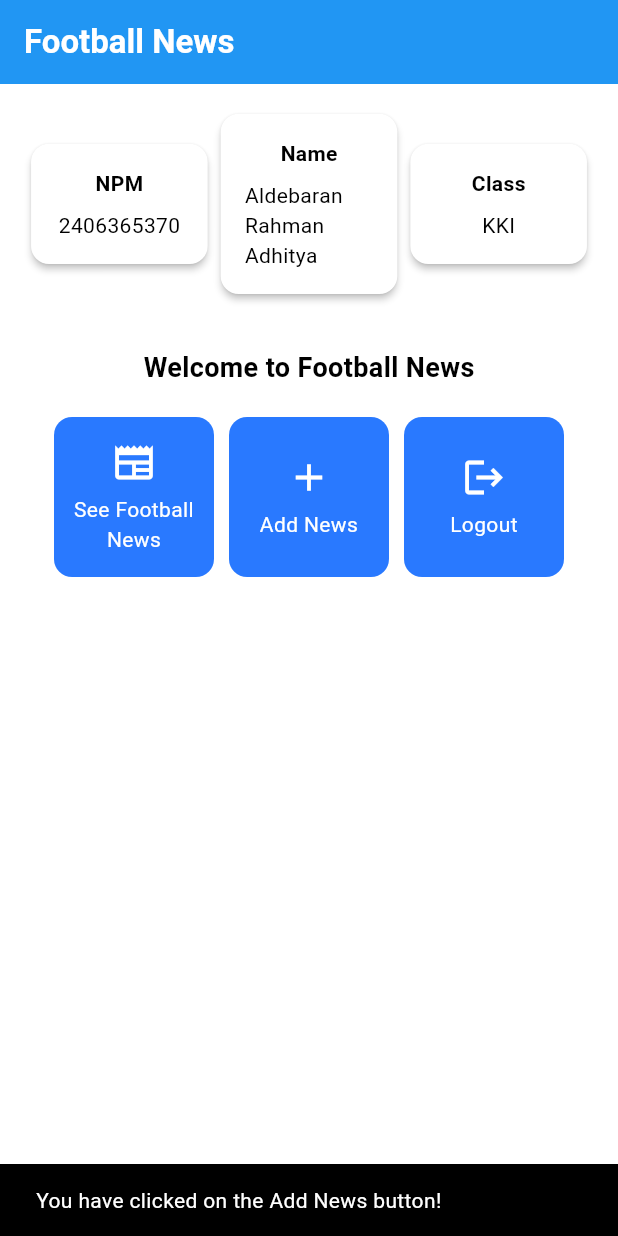
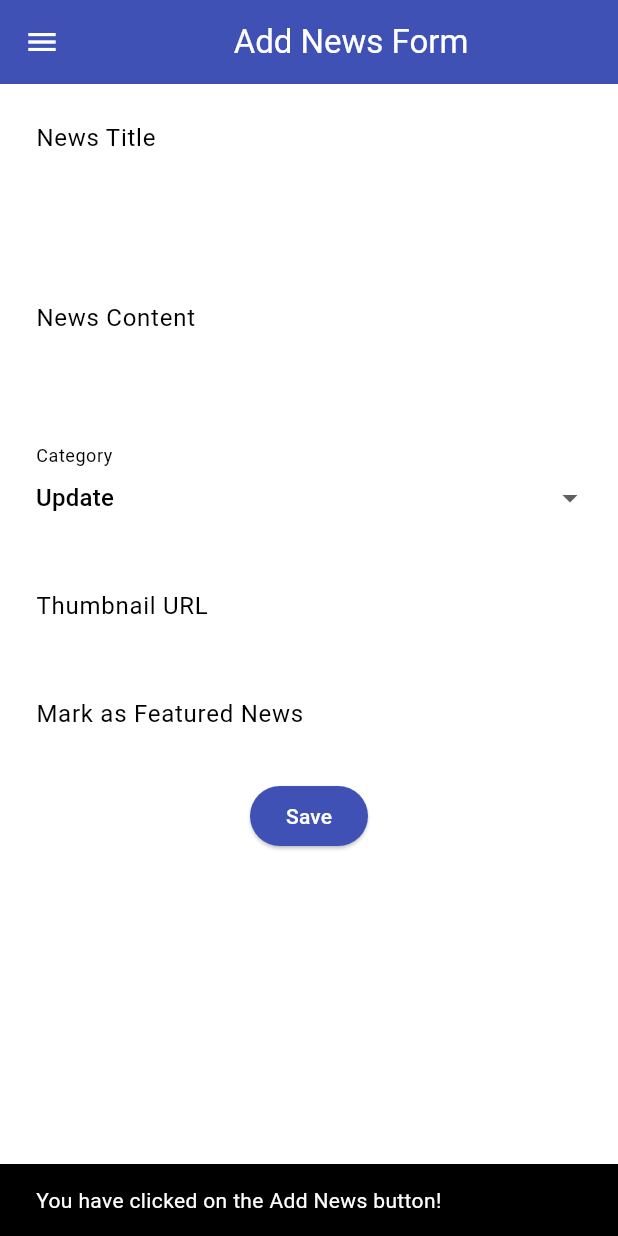
Before and after one commit to AldebaranHere/football-news-mobile, a Flutter app: the screen it shows after launch, after a tap on "Add News", on a phone screen of 412 x 824 dp. Run offline on Flutter 3.47's test engine with Material 3 defaults, Android fonts, the phone set to English and light mode, and no system bars.

Commit message:
Finished Tutorial 7

```diff
--- a/lib/main.dart
+++ b/lib/main.dart
@@ -1,5 +1,5 @@
 import 'package:flutter/material.dart';
-import 'package:football_news/menu.dart';
+import 'package:football_news/screens/menu.dart';
 
 void main() {
   runApp(const MyApp());
--- a/lib/menu.dart
+++ b/lib/screens/menu.dart
@@ -1,4 +1,7 @@
 import 'package:flutter/material.dart';
+import 'package:football_news/widgets/left_drawer.dart';
+import 'package:football_news/screens/newslist_form.dart';
+import 'package:football_news/widgets/news_card.dart';
 
 class MyHomePage extends StatelessWidget {
   MyHomePage({super.key});
@@ -28,6 +31,7 @@ class MyHomePage extends StatelessWidget {
         // Warna latar belakang AppBar diambil dari skema warna tema aplikasi.
         backgroundColor: Theme.of(context).colorScheme.primary,
       ),
+      drawer: LeftDrawer(),
       // Body halaman dengan padding di sekelilingnya.
       body: Padding(
         padding: const EdgeInsets.all(16.0),
@@ -130,57 +134,3 @@ class InfoCard extends StatelessWidget {
     );
   }
 }
-
-class ItemCard extends StatelessWidget {
-  // Displays card with icon and name
-
-  final ItemHomepage item;
-
-  const ItemCard(this.item, {super.key});
-
-  @override
-  Widget build(BuildContext context) {
-    return Material(
-      // Determine the background colour from the theme of the app
-      color: Theme.of(context).colorScheme.secondary,
-      // Make rounded corners
-      borderRadius: BorderRadius.circular(12),
-
-      child: InkWell(
-        // Action when card is clicked
-        onTap: () {
-          // Display SnackBar message when card is clicked
-          ScaffoldMessenger.of(context)
-            ..hideCurrentSnackBar()
-            ..showSnackBar(
-              SnackBar(content: Text("You have clicked on the ${item.name} button!"))
-            );
-        },
-        // Container to hold Icon and Text
-        child: Container(
-          padding: const EdgeInsets.all(8),
-          child: Center(
-            child: Column(
-              // Organise icon and text in the middle of the card
-              mainAxisAlignment: MainAxisAlignment.center,
-              children: [
-                Icon(
-                  item.icon,
-                  color: Colors.white,
-                  size: 30.0,
-                ),
-                const Padding(padding: EdgeInsets.all(3)),
-                Text(
-                  item.name,
-                  textAlign: TextAlign.center,
-                  style: const TextStyle(color: Colors.white),
-                ),
-              ],
-            ),
-          ),
-        ),
-      ),
-    );
-  }
-
-}
--- /dev/null
+++ b/lib/screens/newslist_form.dart
@@ -0,0 +1,211 @@
+import 'package:flutter/material.dart';
+import 'package:football_news/widgets/left_drawer.dart';
+
+class NewsFormPage extends StatefulWidget {
+    const NewsFormPage({super.key});
+
+    @override
+    State<NewsFormPage> createState() => _NewsFormPageState();
+}
+
+class _NewsFormPageState extends State<NewsFormPage> {
+    final _formKey = GlobalKey<FormState>();
+    String _title = "";
+    String _content = "";
+    String _category = "update"; // default
+    String _thumbnail = "";
+    bool _isFeatured = false; // default
+
+    final List<String> _categories = [
+    'transfer',
+    'update',
+    'exclusive',
+    'match',
+    'rumor',
+    'analysis',
+    ];
+
+    @override
+    Widget build(BuildContext context) {
+        return Scaffold(
+          appBar: AppBar(
+            title: const Center(
+              child: Text(
+                'Add News Form',
+              ),
+            ),
+            backgroundColor: Colors.indigo,
+            foregroundColor: Colors.white,
+          ),
+          drawer: LeftDrawer(),
+          body: Form(
+            key: _formKey,
+            child: SingleChildScrollView(
+              child: Column(
+                crossAxisAlignment: CrossAxisAlignment.start,
+                children:[
+                  // === Title ===
+                  Padding(
+                    padding: const EdgeInsets.all(8.0),
+                    child: TextFormField(
+                      decoration: InputDecoration(
+                        hintText: "News Title",
+                        labelText: "News Title",
+                        border: OutlineInputBorder(
+                          borderRadius: BorderRadius.circular(5.0),
+                        ),
+                      ),
+                      onChanged: (String? value) {
+                        setState(() {
+                          _title = value!;
+                        });
+                      },
+                      validator: (String? value) {
+                        if (value == null || value.isEmpty) {
+                          return "Title cannot be empty!";
+                        }
+                        return null;
+                      },
+                    ),
+                  ),
+
+                  // === Content ===
+                  Padding(
+                    padding: const EdgeInsets.all(8.0),
+                    child: TextFormField(
+                      maxLines: 5,
+                      decoration: InputDecoration(
+                        hintText: "News Content",
+                        labelText: "News Content",
+                        border: OutlineInputBorder(
+                          borderRadius: BorderRadius.circular(5.0),
+                        ),
+                      ),
+                      onChanged: (String? value) {
+                        setState(() {
+                          _content = value!;
+                        });
+                      },
+                      validator: (String? value) {
+                        if (value == null || value.isEmpty) {
+                          return "Content cannot be empty!";
+                        }
+                        return null;
+                      },
+                    ),
+                  ),
+
+                  // === Category ===
+                  Padding(
+                    padding: const EdgeInsets.all(8.0),
+                    child: DropdownButtonFormField<String>(
+                      decoration: InputDecoration(
+                        labelText: "Category",
+                        border: OutlineInputBorder(
+                          borderRadius: BorderRadius.circular(5.0),
+                        ),
+                      ),
+                      value: _category,
+                      items: _categories
+                          .map((cat) => DropdownMenuItem(
+                                value: cat,
+                                child: Text(cat[0].toUpperCase() + cat.substring(1)),
+                              ))
+                          .toList(),
+                      onChanged: (String? newValue) {
+                        setState(() {
+                          _category = newValue!;
+                        });
+                      },
+                    ),
+                  ),
+
+                  // === Thumbnail URL ===
+                  Padding(
+                    padding: const EdgeInsets.all(8.0),
+                    child: TextFormField(
+                      decoration: InputDecoration(
+                        hintText: "Thumbnail URL (optional)",
+                        labelText: "Thumbnail URL",
+                        border: OutlineInputBorder(
+                          borderRadius: BorderRadius.circular(5.0),
+                        ),
+                      ),
+                      onChanged: (String? value) {
+                        setState(() {
+                          _thumbnail = value!;
+                        });
+                      },
+                    ),
+                  ),
+
+                  // === Is Featured ===
+                  Padding(
+                    padding: const EdgeInsets.all(8.0),
+                    child: SwitchListTile(
+                      title: const Text("Mark as Featured News"),
+                      value: _isFeatured,
+                      onChanged: (bool value) {
+                        setState(() {
+                          _isFeatured = value;
+                        });
+                      },
+                    ),
+                  ),
+
+                  Align(
+                    alignment: Alignment.bottomCenter,
+                    child: Padding(
+                      padding: const EdgeInsets.all(8.0),
+                      child: ElevatedButton(
+                      style: ButtonStyle(
+                        backgroundColor:
+                            MaterialStateProperty.all(Colors.indigo),
+                      ),
+                      onPressed: () {
+                        if (_formKey.currentState!.validate()) {
+                          showDialog(
+                            context: context,
+                            builder: (context) {
+                              return AlertDialog(
+                                title: const Text('Produk berhasil tersimpan'),
+                                content: SingleChildScrollView(
+                                  child: Column(
+                                    crossAxisAlignment:
+                                        CrossAxisAlignment.start,
+                                    children: [
+                                      Text('Title: $_title'),
+                                      Text('Content: $_content'),
+                                      Text('Category: $_category'),
+                                      Text('Thumbnail: $_thumbnail'),
+                                    ],
+                                  ),
+                                ),
+                                actions: [
+                                  TextButton(
+                                    child: const Text('OK'),
+                                    onPressed: () {
+                                      Navigator.pop(context);
+                                    },
+                                  ),
+                                ],
+                              );
+                            },
+                          );
+                        _formKey.currentState!.reset();
+                        }
+                      },
+                      child: const Text(
+                        "Save",
+                        style: TextStyle(color: Colors.white),
+                      ),
+                    ),
+                  ),
+                  )
+                ],
+              ),
+            ),
+          ),
+        );
+    }
+}
--- /dev/null
+++ b/lib/widgets/left_drawer.dart
@@ -0,0 +1,73 @@
+import 'package:flutter/material.dart';
+import 'package:football_news/screens/menu.dart';
+import 'package:football_news/screens/newslist_form.dart';
+
+class LeftDrawer extends StatelessWidget {
+  const LeftDrawer({super.key});
+
+  @override
+  Widget build(BuildContext context) {
+    return Drawer(
+      child: ListView(
+        children: [
+          const DrawerHeader(
+            decoration: BoxDecoration(
+              color: Colors.blue,
+            ),
+            child: Column(
+              children: [
+                Text(
+                  'Football News',
+                  textAlign: TextAlign.center,
+                  style: TextStyle(
+                    fontSize: 30,
+                    fontWeight: FontWeight.bold,
+                    color: Colors.white,
+                  ),
+                ),
+                Padding(padding: EdgeInsets.all(10)),
+                Text(
+                  "All the latest football updates here!",
+                  textAlign: TextAlign.center,
+                  style: const TextStyle(
+                    fontSize: 15,
+                    color: Colors.white,
+                    fontWeight: FontWeight.normal
+                  )
+                ),
+              ],
+            ),
+          ),
+          ListTile(
+          leading: const Icon(Icons.home_outlined),
+          title: const Text('Home'),
+          // Redirect to MyHomePage
+          onTap: () {
+            Navigator.pushReplacement(
+                context,
+                MaterialPageRoute(
+                  builder: (context) => MyHomePage(),
+                ));
+          },
+          ),
+          ListTile(
+            leading: const Icon(Icons.post_add),
+            title: const Text('Add News'),
+            // Redirect to NewsFormPage
+            onTap: () {
+              Navigator.push(context, MaterialPageRoute(builder: (context) => const NewsFormPage()));
+            },
+          ),
+          ListTile(
+            leading: const Icon(Icons.post_add),
+            title: const Text('News List'),
+            // Redirect to NewsFormPage
+            onTap: () {
+              Navigator.push(context, MaterialPageRoute(builder: (context) => MyHomePage()));
+            },
+          ),
+        ],
+      ),
+    );
+  }
+}
--- /dev/null
+++ b/lib/widgets/news_card.dart
@@ -0,0 +1,61 @@
+import 'package:flutter/material.dart';
+import 'package:football_news/screens/newslist_form.dart';
+import 'package:football_news/screens/menu.dart';
+
+class ItemCard extends StatelessWidget {
+  // Displays card with icon and name
+
+  final ItemHomepage item;
+
+  const ItemCard(this.item, {super.key});
+
+  @override
+  Widget build(BuildContext context) {
+    return Material(
+      // Determine the background colour from the theme of the app
+      color: Theme.of(context).colorScheme.secondary,
+      // Make rounded corners
+      borderRadius: BorderRadius.circular(12),
+
+      child: InkWell(
+        // Action when card is clicked
+        onTap: () {
+          // Display SnackBar message when card is clicked
+          ScaffoldMessenger.of(context)
+            ..hideCurrentSnackBar()
+            ..showSnackBar(
+              SnackBar(content: Text("You have clicked on the ${item.name} button!"))
+            );
+
+          if (item.name == "Add News") {
+            Navigator.push(context, MaterialPageRoute(builder: (context) => const NewsFormPage()));
+          }
+        },
+        // Container to hold Icon and Text
+        child: Container(
+          padding: const EdgeInsets.all(8),
+          child: Center(
+            child: Column(
+              // Organise icon and text in the middle of the card
+              mainAxisAlignment: MainAxisAlignment.center,
+              children: [
+                Icon(
+                  item.icon,
+                  color: Colors.white,
+                  size: 30.0,
+                ),
+                const Padding(padding: EdgeInsets.all(3)),
+                Text(
+                  item.name,
+                  textAlign: TextAlign.center,
+                  style: const TextStyle(color: Colors.white),
+                ),
+              ],
+            ),
+          ),
+        ),
+      ),
+    );
+  }
+
+}
```
Also changed, not shown: form_sample/analysis_options.yaml (added, +28 -0 lines), form_sample/lib/main.dart (added, +64 -0 lines), form_sample/pubspec.yaml (added, +89 -0 lines), form_sample/pubspec.lock (added), 124 other files.
